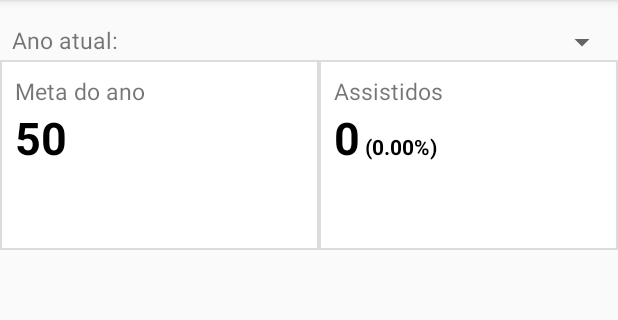
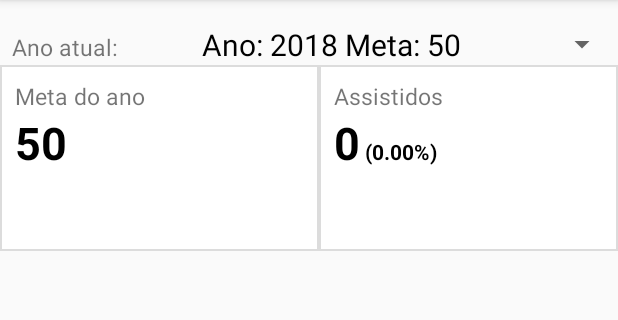
Before and after one commit to cayque16/Gerencia-Filmes, an Android app: the screen it shows after launch (MainActivity), on a phone screen of 412 x 824 dp, the part 84-404 px from its top. Run offline under Robolectric (Android 15) with nearby library versions, the phone set to English and light mode, and no system bars.

Commit message:
Alteração na lógica de negócio
Para um novo ano, é definida uma meta de 50 como padrão. O usuário pode mudar essa meta clicando no painel do canto superior esquedo, onde exibe a meta atual.

```diff
--- a/Filmes/app/src/main/java/br/com/flash/filmes/MainActivity.java
+++ b/Filmes/app/src/main/java/br/com/flash/filmes/MainActivity.java
@@ -30,7 +30,6 @@ import java.util.TimeZone;
 
 import br.com.flash.filmes.adapters.FilmesAdapter;
 import br.com.flash.filmes.add.AddFilmeActivity;
-import br.com.flash.filmes.add.AddFilmeAssistidoActivity;
 import br.com.flash.filmes.dao.FilmeDAO;
 import br.com.flash.filmes.models.AnoMeta;
 import br.com.flash.filmes.models.FilmesAssistidos;
@@ -41,8 +40,8 @@ public class MainActivity extends AppCompatActivity {
     private ListView listaFilmesAssistidos;
     private TextView totalAssistidos, percentualAssistidos;
     private TextView metaDoAno;
-    private int anoAtual, metaAtual;
-    private ArrayList<String> listaAnoMeta = new ArrayList<String>();
+    private AnoMeta anoMetaAtual = new AnoMeta();
+    private ArrayList<AnoMeta> listaAnoMeta = new ArrayList<AnoMeta>();
     private Spinner spinnerAnoMeta;
     private Dialog dialog;
 
@@ -69,12 +68,21 @@ public class MainActivity extends AppCompatActivity {
         metaDoAno = findViewById(R.id.main_meta);
         spinnerAnoMeta = findViewById(R.id.main_spinner_ano_meta);
 
+
+
+        dialog = new Dialog(this);
+        dialog = criaDialog();
+        atualizaAnoMeta();
+        criaSpinnerAnoMeta();
+        atualizaLista();
+        atualizaDadosCabecalho();
+        registerForContextMenu(listaFilmesAssistidos);
+    }
+
+    private void criaSpinnerAnoMeta() {
         preencheListaAnoMeta();
-        ArrayAdapter<String> adapter = new ArrayAdapter<String>(this, R.layout.adapter_spinner_ano_meta, listaAnoMeta);
+        ArrayAdapter<AnoMeta> adapter = new ArrayAdapter<AnoMeta>(this, R.layout.adapter_spinner_ano_meta, listaAnoMeta);
         spinnerAnoMeta.setAdapter(adapter);
-
-//        anoAtual = 2017;
-//        metaAtual = 50;
 
         //captura o clique do spinner que altera o ano
         spinnerAnoMeta.setOnItemSelectedListener(new AdapterView.OnItemSelectedListener() {
@@ -90,12 +98,6 @@ public class MainActivity extends AppCompatActivity {
 
             }
         });
-        dialog = new Dialog(this);
-        dialog = criaDialog();
-        atualizaAnoMeta();
-        atualizaLista();
-        atualizaDadosCabecalho();
-        registerForContextMenu(listaFilmesAssistidos);
     }
 
     private Dialog criaDialog() {
@@ -107,23 +109,26 @@ public class MainActivity extends AppCompatActivity {
                     @Override
                     public void onClick(DialogInterface dialogInterface, int i) {
                         EditText valorInserido = dialog.findViewById(R.id.dialog_add_meta_valor);
-                        int valorMeta;
+                        int valorMetaNova;
+                        String mensagemErro = "Valor inválido, sem alteração!";
                         try {
-                            valorMeta = Integer.valueOf(valorInserido.getText().toString());
+                            valorMetaNova = Integer.valueOf(valorInserido.getText().toString());
                         } catch (NumberFormatException e) {
-                            Toast.makeText(MainActivity.this, "Valor inválido, padrão aplicado!", Toast.LENGTH_SHORT).show();
-                            metaAtual = 50;
+                            Toast.makeText(MainActivity.this, mensagemErro, Toast.LENGTH_SHORT).show();
                             return;
                         }
 
-                        if (valorMeta <= 0) {
-                            Toast.makeText(MainActivity.this, "Valor inválido, padrão aplicado!", Toast.LENGTH_SHORT).show();
-                            metaAtual = 50;
-                        } else if (valorMeta > 999) {
-                            Toast.makeText(MainActivity.this, "Valor inválido, padrão aplicado!", Toast.LENGTH_SHORT).show();
-                            metaAtual = 50;
+                        if (valorMetaNova <= 0) {
+                            Toast.makeText(MainActivity.this, mensagemErro, Toast.LENGTH_SHORT).show();
+                        } else if (valorMetaNova > 999) {
+                            Toast.makeText(MainActivity.this, mensagemErro, Toast.LENGTH_SHORT).show();
+                        } else {
+                            anoMetaAtual.setMeta(valorMetaNova);
+                            new FilmeDAO(MainActivity.this).alteraAnoMeta(anoMetaAtual);
+                            atualizaAnoMeta(anoMetaAtual);
+                            criaSpinnerAnoMeta();
+                            Toast.makeText(MainActivity.this, "Meta alterada!", Toast.LENGTH_LONG).show();
                         }
-                        metaAtual = valorMeta;
                     }
 
                 })
@@ -137,16 +142,16 @@ public class MainActivity extends AppCompatActivity {
     }
 
     private void atualizaAnoMeta(AnoMeta anoMeta) {
-        anoAtual = anoMeta.getAno();
-        metaAtual = anoMeta.getMeta();
+        anoMetaAtual = anoMeta;
         atualizaLista();
         atualizaDadosCabecalho();
     }
 
     private void preencheListaAnoMeta() {
         FilmeDAO dao = new FilmeDAO(this);
+        listaAnoMeta.clear();
         for (AnoMeta anoMeta : dao.buscaAnoMeta()) {
-            listaAnoMeta.add(anoMeta.toString());
+            listaAnoMeta.add(anoMeta);
         }
     }
 
@@ -156,15 +161,20 @@ public class MainActivity extends AppCompatActivity {
         FilmeDAO dao = new FilmeDAO(this);
         AnoMeta anoMetaAux = new AnoMeta();
 
-        anoAtual = calendar.get(Calendar.YEAR);
-        if (dao.existeAnoMeta(anoAtual)) {
-            metaAtual = dao
-                    .buscaAnoMetaDoAno(anoAtual)
-                    .get(0)
-                    .getMeta();
-
-            anoMetaAux.setAno(anoAtual);
-            anoMetaAux.setMeta(metaAtual);
+        anoMetaAtual.setAno(calendar.get(Calendar.YEAR));
+        if (dao.existeAnoMeta(anoMetaAtual.getAno())) {
+//            anoMetaAtual.setMeta(dao
+//                    .buscaAnoMetaDoAno(anoMetaAtual.getAno())
+//                    .get(0)
+//                    .getMeta());
+//            anoMetaAtual.setId(dao
+//                    .buscaAnoMetaDoAno(anoMetaAtual.getAno())
+//                    .get(0)
+//                    .getId());
+            anoMetaAtual = anoMetaAux = dao.buscaAnoMetaDoAno(anoMetaAtual.getAno())
+                    .get(0);
+//            anoMetaAux.setAno(anoMetaAtual.getAno());
+//            anoMetaAux.setMeta(anoMetaAtual.getMeta());
             for (int i = 0; i < dao.buscaAnoMeta().size(); i++) {
                 if (dao.buscaAnoMeta().get(i).equals(anoMetaAux)) {
                     spinnerAnoMeta.setSelection(i);
@@ -172,25 +182,25 @@ public class MainActivity extends AppCompatActivity {
             }
 
         } else {
-            anoMetaAux.setAno(anoAtual);
-            metaAtual = 50;
-            anoMetaAux.setMeta(metaAtual);
+            anoMetaAux.setAno(anoMetaAtual.getAno());
+            anoMetaAtual.setMeta(50);
+            anoMetaAux.setMeta(anoMetaAtual.getMeta());
             dao.insereAnoMeta(anoMetaAux);
         }
     }
 
 
     private void atualizaDadosCabecalho() {
-        int quantidadeAssistidos = new FilmeDAO(this).buscaFilmesAssistidosNoAnoDe(anoAtual).size();
-        float percentual = (quantidadeAssistidos / (float) metaAtual) * 100;
+        int quantidadeAssistidos = new FilmeDAO(this).buscaFilmesAssistidosNoAnoDe(anoMetaAtual.getAno()).size();
+        float percentual = (quantidadeAssistidos / (float) anoMetaAtual.getMeta()) * 100;
         DecimalFormat df = new DecimalFormat("0.00");
         totalAssistidos.setText(Integer.toString(quantidadeAssistidos));
         percentualAssistidos.setText("(" + df.format(percentual) + "%)");
-        metaDoAno.setText(Integer.toString(metaAtual));
+        metaDoAno.setText(Integer.toString(anoMetaAtual.getMeta()));
     }
 
     private void atualizaLista() {
-        filmes = new FilmeDAO(this).buscaFilmesAssistidosNoAnoDe(anoAtual);
+        filmes = new FilmeDAO(this).buscaFilmesAssistidosNoAnoDe(anoMetaAtual.getAno());
         Collections.sort(filmes);
         listaFilmesAssistidos.setAdapter(new FilmesAdapter(filmes, this));
     }
@@ -264,4 +274,8 @@ public class MainActivity extends AppCompatActivity {
             }
         });
     }
+
+    public void alteraMeta(View view) {
+        dialog.show();
+    }
 }
--- a/Filmes/app/src/main/java/br/com/flash/filmes/dao/FilmeDAO.java
+++ b/Filmes/app/src/main/java/br/com/flash/filmes/dao/FilmeDAO.java
@@ -173,6 +173,7 @@ public class FilmeDAO extends SQLiteOpenHelper {
 
         while (c.moveToNext()) {
             AnoMeta anoMeta = new AnoMeta();
+            anoMeta.setId(c.getLong(c.getColumnIndex("id")));
             anoMeta.setAno(c.getInt(c.getColumnIndex("ano")));
             anoMeta.setMeta(c.getInt(c.getColumnIndex("meta")));
 
@@ -276,6 +277,7 @@ public class FilmeDAO extends SQLiteOpenHelper {
         db.update("Ano_Meta", dados, "id = ?", params);
     }
 
+
     public boolean existeFilme(String imdbID) {
         SQLiteDatabase db = getReadableDatabase();
         String existe = "SELECT imdbID FROM Filmes WHERE imdbID = ? LIMIT 1";
--- a/Filmes/app/src/main/java/br/com/flash/filmes/helper/FormularioFilmeHelper.java
+++ b/Filmes/app/src/main/java/br/com/flash/filmes/helper/FormularioFilmeHelper.java
@@ -56,7 +56,7 @@ public class FormularioFilmeHelper {
     public void preencheFormulario(Filme filme) {
         campoTitulo.setText(filme.getTitulo());
         campoImdbID.setText(filme.getImdbID());
-        campoImdbID.setEnabled(false);
+//        campoImdbID.setEnabled(false);
         campoAno.setText(Integer.toString(filme.getAno()));
         campoDuracao.setText(Integer.toString(filme.getDuracao()));
         campoNota.setText(Double.toString(filme.getNota()));
--- a/Filmes/app/src/main/java/br/com/flash/filmes/models/AnoMeta.java
+++ b/Filmes/app/src/main/java/br/com/flash/filmes/models/AnoMeta.java
@@ -34,7 +34,7 @@ public class AnoMeta {
 
     @Override
     public String toString() {
-        return "Ano: " + ano + "\nMeta: " + meta;
+        return "Ano: " + ano + " Meta: " + meta;
     }
 
     @Override
--- a/Filmes/app/src/main/res/layout/activity_main.xml
+++ b/Filmes/app/src/main/res/layout/activity_main.xml
@@ -19,9 +19,9 @@
             android:layout_height="wrap_content"
             android:layout_marginLeft="8dp"
             android:layout_marginTop="8dp"
+            android:layout_weight="1"
             android:text="Ano atual:"
-            android:textSize="15sp"
-            android:layout_weight="1"/>
+            android:textSize="15sp" />
 
         <Spinner
             android:id="@+id/main_spinner_ano_meta"
@@ -44,6 +44,7 @@
             android:layout_height="match_parent"
             android:layout_weight="1"
             android:background="@drawable/fundo_layout"
+            android:onClick="alteraMeta"
             android:orientation="vertical">
 
             <TextView
--- a/Filmes/app/src/main/res/layout/dialog_add_meta_ano.xml
+++ b/Filmes/app/src/main/res/layout/dialog_add_meta_ano.xml
@@ -19,7 +19,6 @@
         android:layout_height="wrap_content"
         android:layout_marginRight="8dp"
         android:layout_marginTop="2dp"
-        android:inputType="number"
-        android:text="50" />
+        android:inputType="number" />
 
 </LinearLayout>
```
